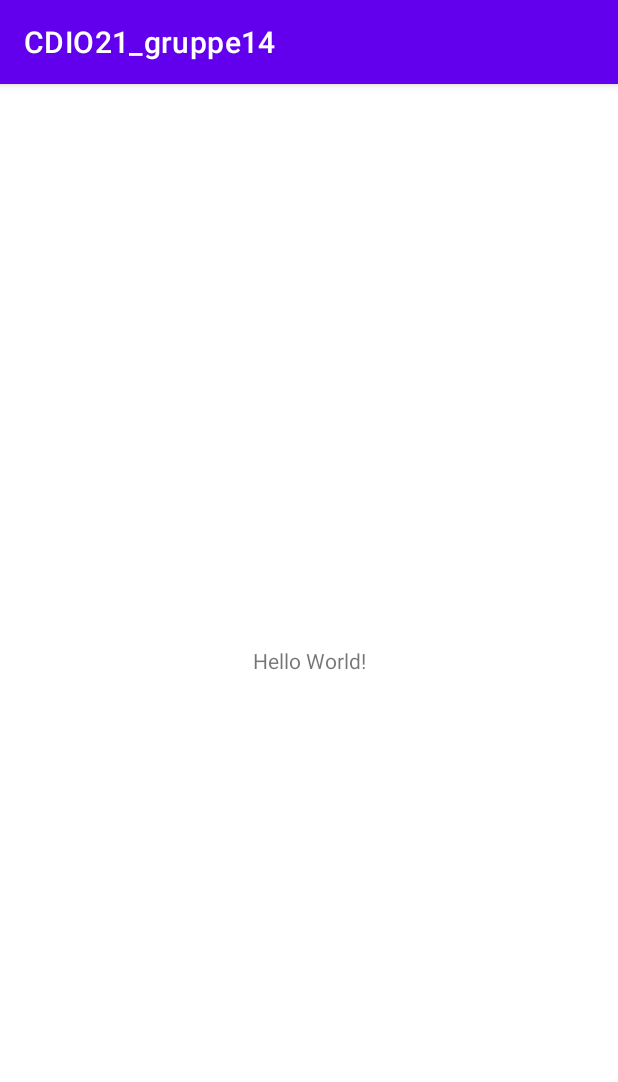
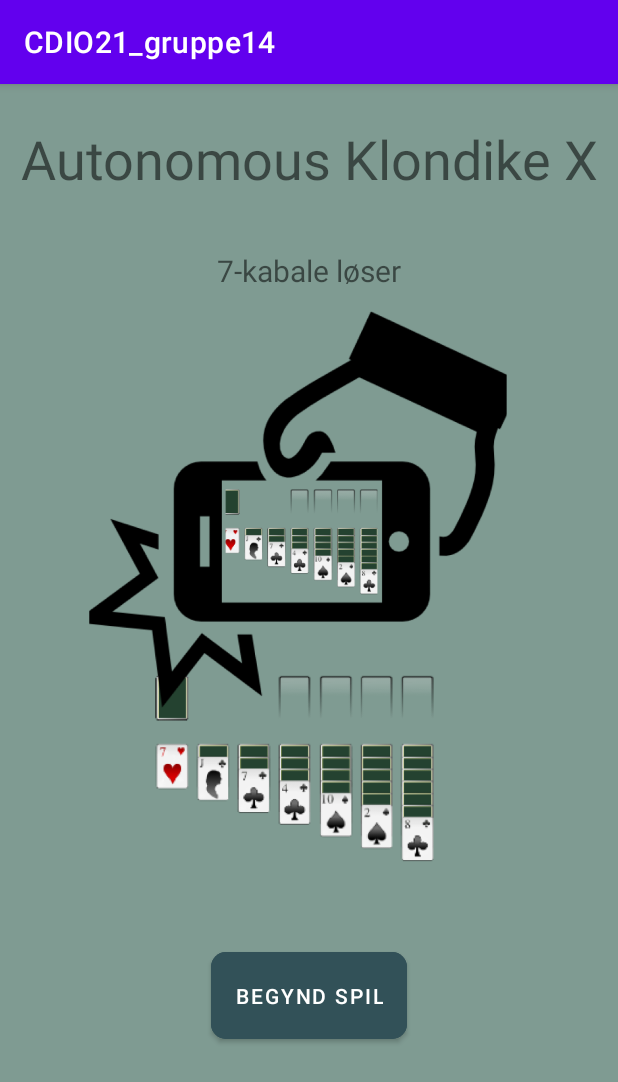
Before and after one commit to Mohammad2910/CDIO21_gruppe14, an Android app: the screen it shows after launch (MainActivity), on a phone screen of 412 x 824 dp. Shown: the top 1082 px of the screen. Run offline under Robolectric (Android 15) with nearby library versions, the phone set to English and light mode, and no system bars.

Commit message:
start aktivitet done

```diff
--- a/app/src/main/res/layout/activity_main.xml
+++ b/app/src/main/res/layout/activity_main.xml
@@ -1,18 +1,49 @@
 <?xml version="1.0" encoding="utf-8"?>
-<androidx.constraintlayout.widget.ConstraintLayout xmlns:android="http://schemas.android.com/apk/res/android"
+<LinearLayout xmlns:android="http://schemas.android.com/apk/res/android"
     xmlns:app="http://schemas.android.com/apk/res-auto"
     xmlns:tools="http://schemas.android.com/tools"
     android:layout_width="match_parent"
     android:layout_height="match_parent"
-    tools:context=".MainActivity">
+    tools:context=".MainActivity"
+    android:background="@color/backgroundColor"
+    android:orientation="vertical"
+    android:weightSum="4">
 
     <TextView
+        android:layout_width="match_parent"
+        android:layout_height="wrap_content"
+        android:gravity="center"
+        android:text="Autonomous Klondike X"
+        android:textSize="36sp"
+        android:layout_weight="0.7"/>
+
+    <TextView
+        android:layout_width="match_parent"
+        android:layout_height="wrap_content"
+        android:gravity="center"
+        android:text="7-kabale løser"
+        android:textSize="20sp"
+        android:layout_weight="0.3"/>
+
+    <ImageView
+        android:id="@+id/klondike"
+        android:layout_width="match_parent"
+        android:layout_height="300dp"
+        android:focusable="true"
+        app:srcCompat="@drawable/klondike"
+        android:layout_weight="1"/>
+
+    <Button
         android:layout_width="wrap_content"
         android:layout_height="wrap_content"
-        android:text="Hello World!"
-        app:layout_constraintBottom_toBottomOf="parent"
-        app:layout_constraintLeft_toLeftOf="parent"
-        app:layout_constraintRight_toRightOf="parent"
-        app:layout_constraintTop_toTopOf="parent" />
+        android:layout_gravity="center"
+        android:layout_marginTop="50dp"
+        android:layout_weight="0.3"
+        android:backgroundTint="@color/buttonColor"
+        android:clickable="true"
+        android:text="Begynd spil"
+        app:cornerRadius="10dp"
+        app:strokeColor="#000000" />
 
-</androidx.constraintlayout.widget.ConstraintLayout>
+
+</LinearLayout>
--- a/app/src/main/res/values/colors.xml
+++ b/app/src/main/res/values/colors.xml
@@ -7,4 +7,6 @@
     <color name="teal_700">#FF018786</color>
     <color name="black">#FF000000</color>
     <color name="white">#FFFFFFFF</color>
+    <color name="backgroundColor">#7F9B92</color>
+    <color name="buttonColor">#325158</color>
 </resources>
```
Also changed, not shown: app/src/main/res/drawable-v24/klondike.png (added).
